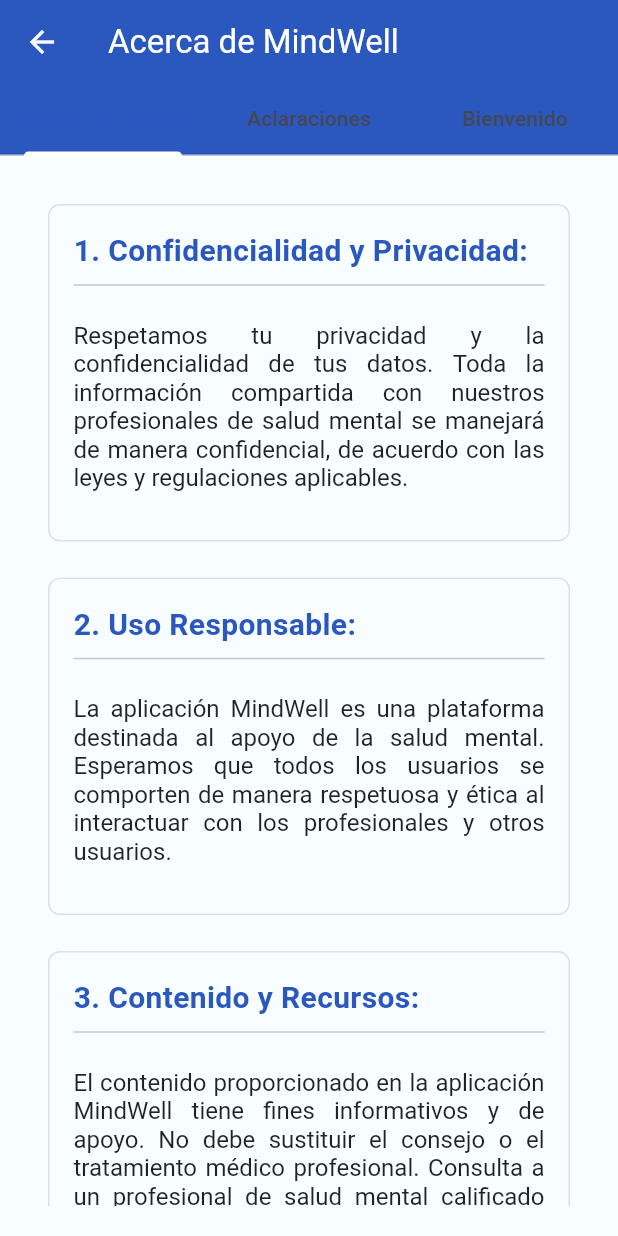
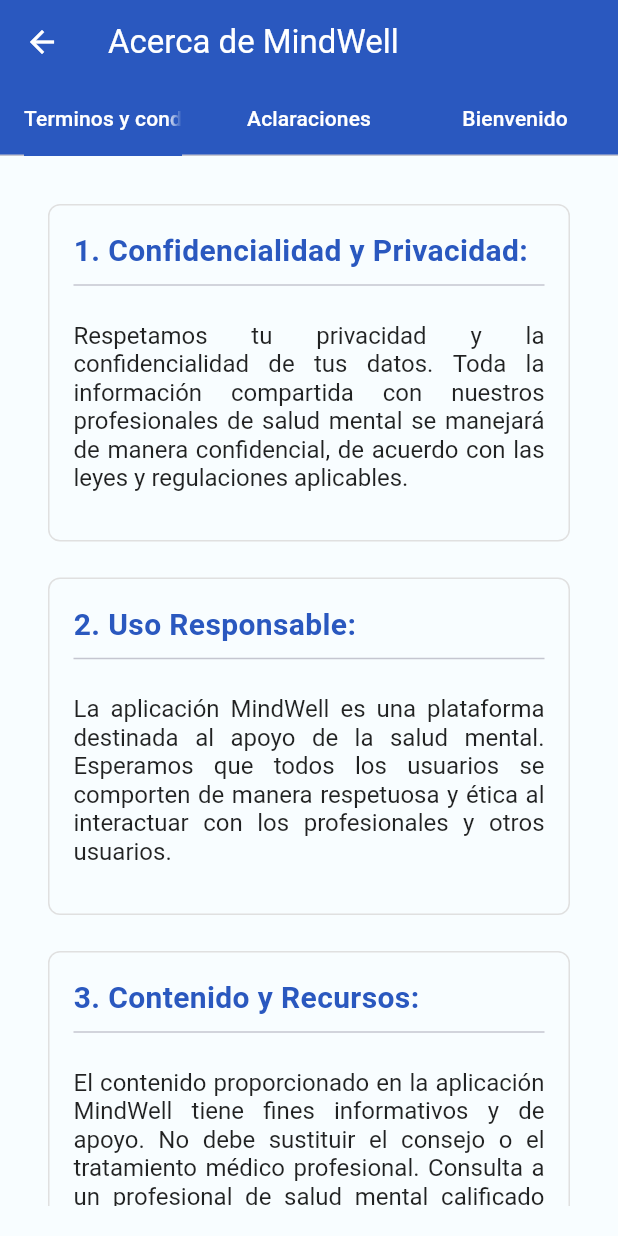
Before and after one commit to arrtttt/MindWellApp, a Flutter app: the screen it shows after launch, after a tap on "Information", on a phone screen of 412 x 824 dp. Run offline on Flutter 3.47's test engine with Material 3 defaults, Android fonts, the phone set to English and light mode, and no system bars.

Commit message:
some styles in tabBar

```diff
--- a/lib/utils/theme.dart
+++ b/lib/utils/theme.dart
@@ -56,5 +56,12 @@ final ThemeData mindWellTheme = ThemeData(
             TextStyle(color: lightColorScheme.onPrimary),
           ))),
 
-  //ListTileTheme
+  //TabBarTheme
+  tabBarTheme: TabBarTheme(
+    labelColor: lightColorScheme.onPrimary,
+    unselectedLabelColor: lightColorScheme.onPrimary,
+    indicator: BoxDecoration(
+      color: lightColorScheme.primary,
+    ),
+  ),
 );
```
Also changed, not shown: lib/screens/intro/bienvenida_screen.dart (+5 -6 lines).
